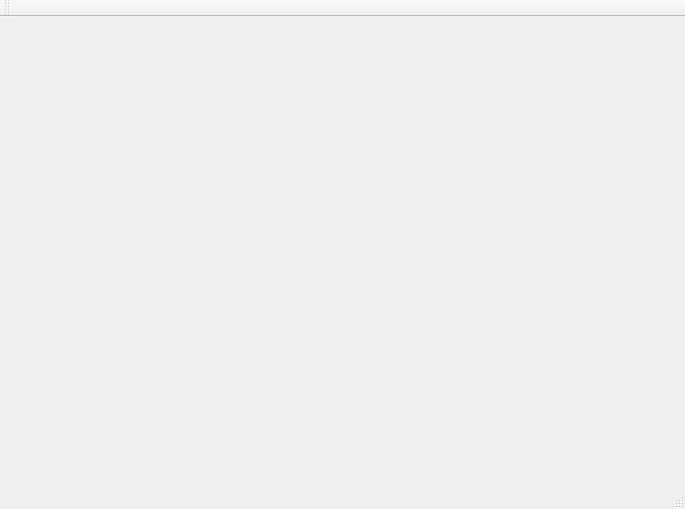
rafalbober/QtLanguageApp, file langapp/mainwindow.ui: the form before one commit.
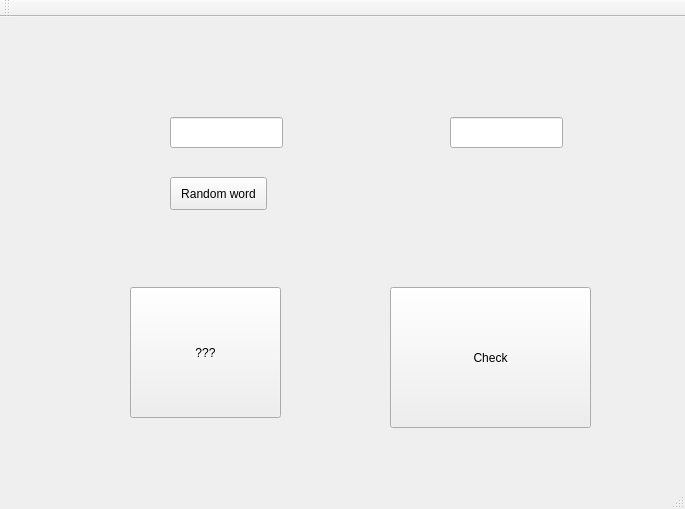
The form after the commit.

```diff
--- a/langapp/mainwindow.ui
+++ b/langapp/mainwindow.ui
@@ -13,7 +13,67 @@
   <property name="windowTitle">
    <string>MainWindow</string>
   </property>
-  <widget class="QWidget" name="centralWidget"/>
+  <widget class="QWidget" name="centralWidget">
+   <widget class="QPushButton" name="pbCheck">
+    <property name="geometry">
+     <rect>
+      <x>390</x>
+      <y>270</y>
+      <width>201</width>
+      <height>141</height>
+     </rect>
+    </property>
+    <property name="text">
+     <string>Check</string>
+    </property>
+   </widget>
+   <widget class="QPushButton" name="pbRandom">
+    <property name="geometry">
+     <rect>
+      <x>170</x>
+      <y>160</y>
+      <width>97</width>
+      <height>33</height>
+     </rect>
+    </property>
+    <property name="text">
+     <string>Random word</string>
+    </property>
+   </widget>
+   <widget class="QLineEdit" name="text1">
+    <property name="geometry">
+     <rect>
+      <x>170</x>
+      <y>100</y>
+      <width>113</width>
+      <height>31</height>
+     </rect>
+    </property>
+   </widget>
+   <widget class="QLineEdit" name="text2">
+    <property name="geometry">
+     <rect>
+      <x>450</x>
+      <y>100</y>
+      <width>113</width>
+      <height>31</height>
+     </rect>
+    </property>
+   </widget>
+   <widget class="QPushButton" name="pbAnswer">
+    <property name="geometry">
+     <rect>
+      <x>130</x>
+      <y>270</y>
+      <width>151</width>
+      <height>131</height>
+     </rect>
+    </property>
+    <property name="text">
+     <string>???</string>
+    </property>
+   </widget>
+  </widget>
   <widget class="QMenuBar" name="menuBar">
    <property name="geometry">
     <rect>
```
